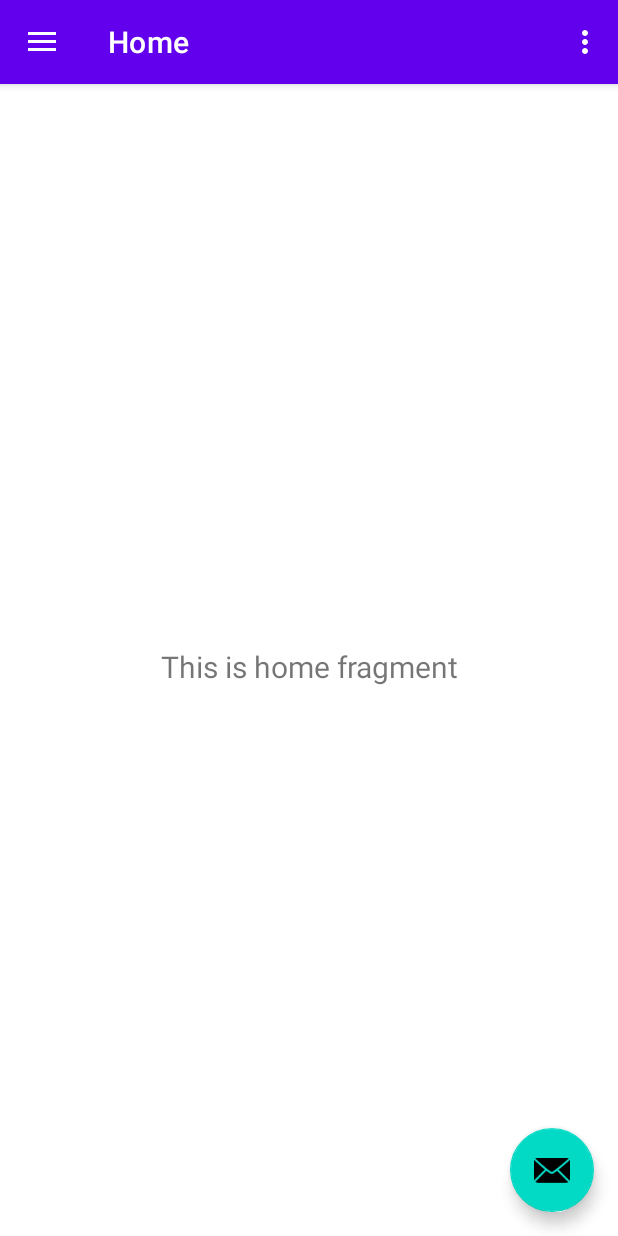
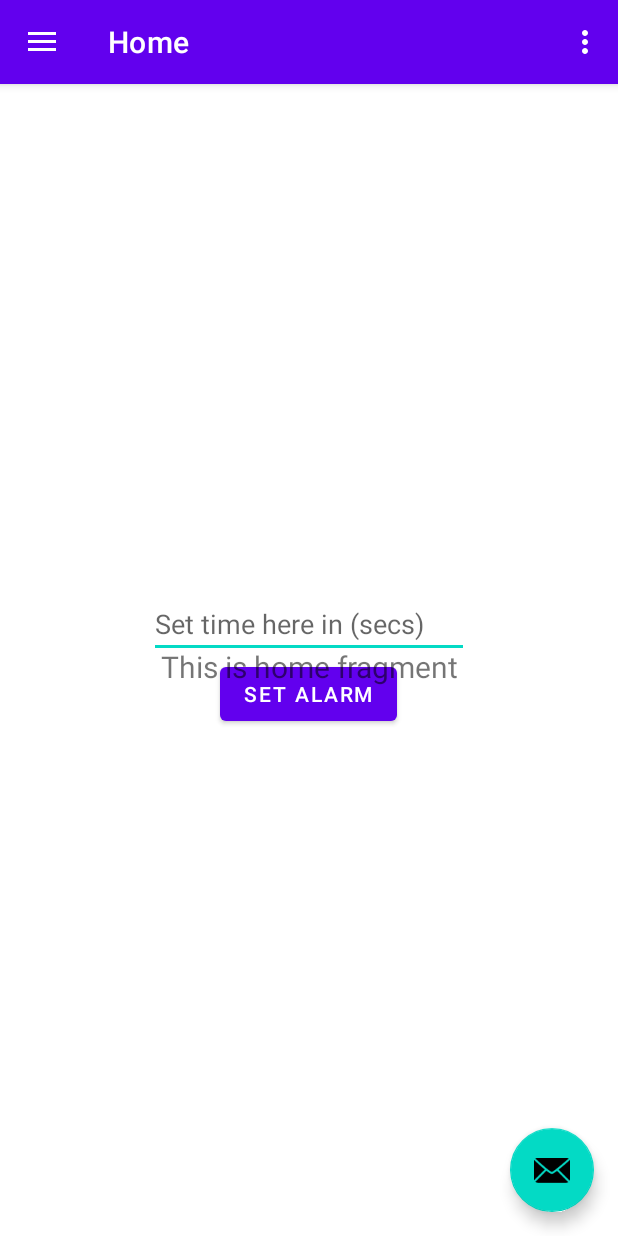
Before and after one commit to MedAmine1212/smartAlarm, an Android app: the screen it shows after launch (MainActivity), on a phone screen of 412 x 824 dp. Run offline under Robolectric (Android 15) with nearby library versions, the phone set to English and light mode, and no system bars; our stand-ins replace navigation-ui.

Commit message:
trigger alarm

```diff
--- a/app/src/main/AndroidManifest.xml
+++ b/app/src/main/AndroidManifest.xml
@@ -27,6 +27,7 @@
                 android:name="android.app.lib_name"
                 android:value="" />
         </activity>
+        <receiver android:name=".MyReciever"/>
     </application>
 
 </manifest>
--- a/app/src/main/res/layout/content_main.xml
+++ b/app/src/main/res/layout/content_main.xml
@@ -5,7 +5,27 @@
     android:layout_width="match_parent"
     android:layout_height="match_parent"
     app:layout_behavior="@string/appbar_scrolling_view_behavior"
-    tools:showIn="@layout/app_bar_main">
+    tools:showIn="@layout/app_bar_main"
+    tools:context=".MainActivity">
+
+    <LinearLayout
+        android:layout_width="match_parent"
+        android:layout_height="match_parent"
+        android:gravity="center"
+        android:orientation="vertical">
+        <EditText
+            android:layout_width="wrap_content"
+            android:layout_height="wrap_content"
+            android:id="@+id/edtTime"
+            android:ems="10"
+            android:inputType="number"
+            android:hint="@string/set_time_here_in_secs"/>
+        <Button
+            android:layout_width="wrap_content"
+            android:layout_height="wrap_content"
+            android:id="@+id/btnSet"
+            android:text="@string/set_alarm"/>
+    </LinearLayout>
 
     <fragment
         android:id="@+id/nav_host_fragment_content_main"
--- a/app/src/main/res/values/strings.xml
+++ b/app/src/main/res/values/strings.xml
@@ -10,4 +10,6 @@
     <string name="menu_home">Home</string>
     <string name="menu_gallery">Gallery</string>
     <string name="menu_slideshow">Slideshow</string>
+    <string name="set_time_here_in_secs">Set time here in (secs)</string>
+    <string name="set_alarm">Set alarm</string>
 </resources>
```
Also changed, not shown: app/src/main/java/com/example/smartalarm/MainActivity.java (+24 -1 lines), app/src/main/java/com/example/smartalarm/MyReciever.java (added, +21 -0 lines).
